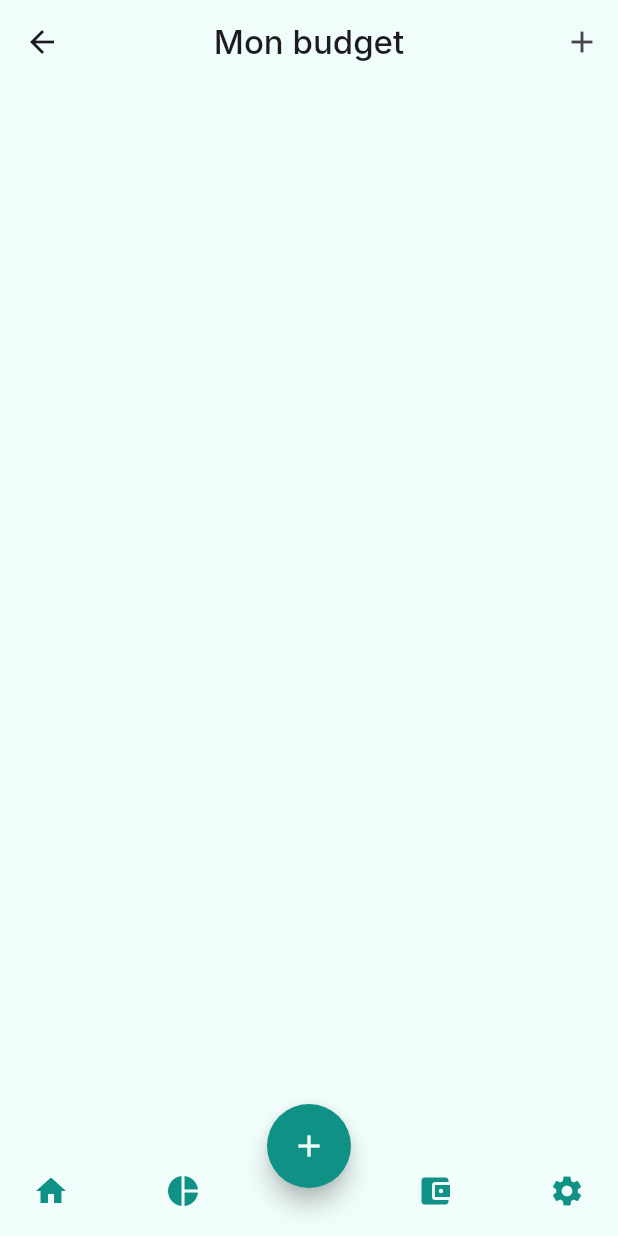
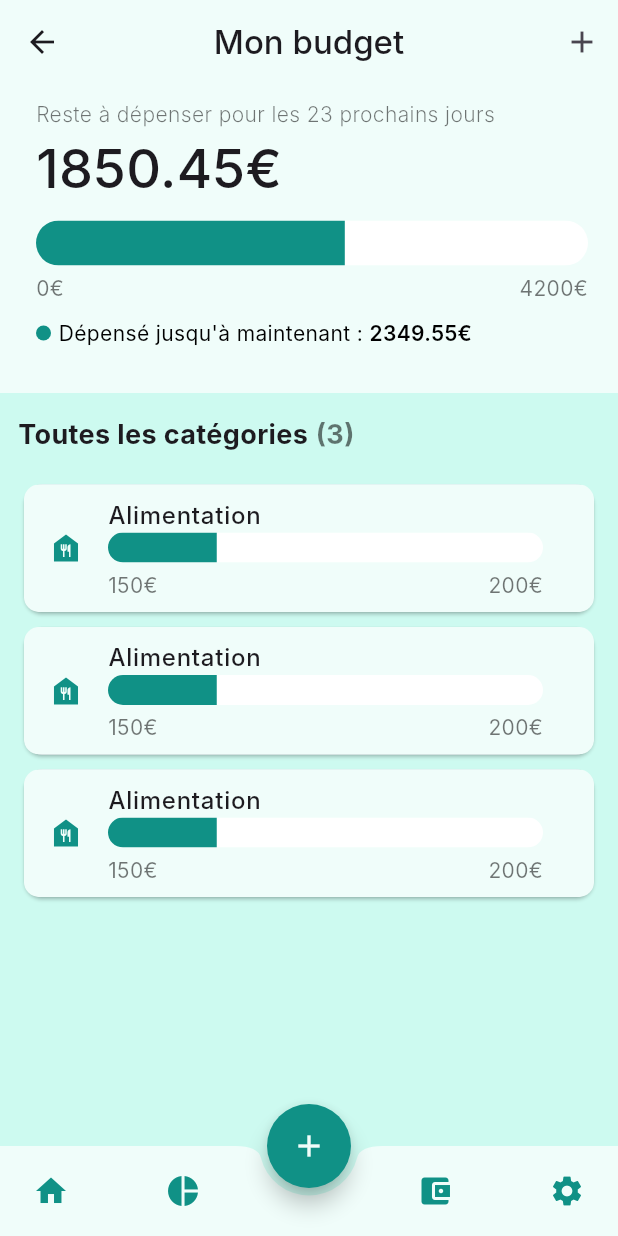
Before and after one commit to UnboringCompany/unboring_money, a Flutter app: the MyBudgetPage screen opened by its route, on a phone screen of 412 x 824 dp. Run offline on Flutter 3.47's test engine with Material 3 defaults, Android fonts, the light colour scheme and no system bars; Roboto replaces fonts that are missing (Inter).

Commit message:
feat: main ui

```diff
--- a/lib/main.dart
+++ b/lib/main.dart
@@ -64,6 +64,7 @@ class _HomePageState extends State<HomePage> {
   @override
   Widget build(BuildContext context) {
     return Scaffold(
+      extendBody: true,
       backgroundColor: const Color(0xFFF0FDFA),
       appBar: AppBar(
         scrolledUnderElevation: 0.0,
--- a/lib/screens/my_accounts.dart
+++ b/lib/screens/my_accounts.dart
@@ -12,6 +12,7 @@ class _MyAccountsPageState extends State<MyAccountsPage> {
   @override
   Widget build(BuildContext context) {
     return Scaffold(
+      extendBody: true,
       backgroundColor: const Color(0xFFF0FDFA),
       appBar: AppBar(
         scrolledUnderElevation: 0.0,
--- a/lib/screens/my_budget.dart
+++ b/lib/screens/my_budget.dart
@@ -1,4 +1,5 @@
 import 'package:flutter/material.dart';
+import 'package:unboring_money/widgets/category_list.dart';
 import 'package:unboring_money/widgets/floating_add.dart';
 import 'package:unboring_money/widgets/navbar.dart';
 
@@ -12,6 +13,7 @@ class _MyBudgetPageState extends State<MyBudgetPage> {
   @override
   Widget build(BuildContext context) {
     return Scaffold(
+      extendBody: true,
       backgroundColor: const Color(0xFFF0FDFA),
       appBar: AppBar(
         scrolledUnderElevation: 0.0,
@@ -29,9 +31,11 @@ class _MyBudgetPageState extends State<MyBudgetPage> {
           ),
         ],
       ),
-      body: Column(
+      body: const Column(
         children: [
-          // Contenu de la page
+          BudgetSection(budgetRestant: 1850.45, monthlyBudget: 4200.00),
+          SizedBox(height: 20),
+          CategoryList(),
         ],
       ),
       floatingActionButton: const FloatingAdd(),
@@ -40,3 +44,84 @@ class _MyBudgetPageState extends State<MyBudgetPage> {
     );
   }
 }
+
+// Section du budget
+class BudgetSection extends StatelessWidget {
+  final double budgetRestant;
+  final double monthlyBudget;
+
+  const BudgetSection({super.key, required this.budgetRestant, required this.monthlyBudget});
+
+  String get daysLeft {
+    final now = DateTime.now();
+    final endOfMonth = DateTime(now.year, now.month + 1, 0);
+    final daysLeft = endOfMonth.day - now.day;
+    return daysLeft.toString();
+  }
+
+  @override
+  Widget build(BuildContext context) {
+    return Container(
+      width: double.infinity,
+      padding: const EdgeInsets.only(top: 10, left: 24, right: 10, bottom: 10),
+      child: Column(
+        crossAxisAlignment: CrossAxisAlignment.start,
+        children: [
+          Text(
+            'Reste à dépenser pour les $daysLeft prochains jours',
+            style: const TextStyle(fontSize: 14, color: Colors.black54, fontWeight: FontWeight.w300),
+          ),
+          Text(
+            '${budgetRestant.toStringAsFixed(2)}€',
+            style: const TextStyle(fontSize: 36, fontWeight: FontWeight.w500),
+          ),
+          const SizedBox(height: 10),
+          // Barre de progression
+          Container(
+            padding: const EdgeInsets.only(right: 10),
+            width: double.infinity,
+            height: 30,
+            child: ClipRRect(
+              borderRadius: const BorderRadius.all(Radius.circular(20)),
+              child: LinearProgressIndicator(
+                value: (monthlyBudget-budgetRestant) / monthlyBudget,
+                valueColor: const AlwaysStoppedAnimation<Color>(Color(0xFF109186)),
+                backgroundColor: Colors.white,
+              ),
+            ),
+          ),
+          const SizedBox(height: 5),
+          Padding(
+          padding: const EdgeInsets.only(right: 10),
+            child: Row(
+              mainAxisAlignment: MainAxisAlignment.spaceBetween,
+              children: [
+              const Text('0€', style: TextStyle(fontSize: 14, color: Colors.black54)),
+              Text('${monthlyBudget.toStringAsFixed(0)}€', style: const TextStyle(fontSize: 14, color: Colors.black54)),
+              ],
+            ),
+          ),
+          const SizedBox(height: 10),
+          Row(
+            children: [
+              Container(
+                width: 10,
+                height: 10,
+                decoration: const BoxDecoration(
+                  color: Color(0xFF109186),
+                  shape: BoxShape.circle,
+                ),
+              ),
+              const SizedBox(width: 5),
+              const Text(
+                'Dépensé jusqu\'à maintenant : ',
+                style: TextStyle(fontSize: 14, color: Colors.black),
+              ),
+              Text('${(monthlyBudget-budgetRestant).toStringAsFixed(2)}€', style: const TextStyle(fontSize: 14, color: Colors.black, fontWeight: FontWeight.w600)),
+            ],
+          ),
+        ],
+      ),
+    );
+  }
+}
--- a/lib/screens/settings.dart
+++ b/lib/screens/settings.dart
@@ -12,6 +12,7 @@ class _SettingsPageState extends State<SettingsPage> {
   @override
   Widget build(BuildContext context) {
     return Scaffold(
+      extendBody: true,
       backgroundColor: const Color(0xFFF0FDFA),
       appBar: AppBar(
         scrolledUnderElevation: 0.0,
--- a/lib/screens/stats.dart
+++ b/lib/screens/stats.dart
@@ -12,6 +12,7 @@ class _StatsPageState extends State<StatsPage> {
   @override
   Widget build(BuildContext context) {
     return Scaffold(
+      extendBody: true,
       backgroundColor: const Color(0xFFF0FDFA),
       appBar: AppBar(
         scrolledUnderElevation: 0.0,
--- /dev/null
+++ b/lib/widgets/category_item.dart
@@ -0,0 +1,115 @@
+import 'package:flutter/material.dart';
+
+class CategoryItem extends StatelessWidget {
+  final String name;
+  final double limit;
+  final double spent;
+  final IconData icon;
+
+  const CategoryItem({super.key, required this.name, required this.limit, required this.spent, required this.icon});
+
+  @override
+  Widget build(BuildContext context) {
+    return Card(
+      margin: const EdgeInsets.symmetric(horizontal: 16, vertical: 5),
+      child: ListTile(
+        tileColor: const Color(0xFFF0FDFA),
+        shape: RoundedRectangleBorder(
+          borderRadius: BorderRadius.circular(10),
+        ),
+        leading: Icon(icon, color: const Color(0xFF109186)),
+        title: Text(name, style: const TextStyle(fontSize: 16, fontWeight: FontWeight.w500)),
+        subtitle: Column(
+          children: [
+            Container(
+              padding: const EdgeInsets.only(right: 10),
+              width: double.infinity,
+              height: 20,
+              child: ClipRRect(
+                borderRadius: const BorderRadius.all(Radius.circular(20)),
+                child: LinearProgressIndicator(
+                  value: (limit - spent) / limit,
+                  valueColor: const AlwaysStoppedAnimation<Color>(Color(0xFF109186)),
+                  backgroundColor: Colors.white,
+                ),
+              ),
+            ),
+            const SizedBox(height: 5),
+            Padding(
+              padding: const EdgeInsets.only(right: 10),
+              child: Row(
+                mainAxisAlignment: MainAxisAlignment.spaceBetween,
+                children: [
+                  Text('${spent.toStringAsFixed(0)}€', style: const TextStyle(fontSize: 14, color: Colors.black54)),
+                  Text('${limit.toStringAsFixed(0)}€', style: const TextStyle(fontSize: 14, color: Colors.black54)),
+                ],
+              ),
+            ),
+          ],
+        ),
+        onTap: () => _showEditDeleteDialog(context),
+      ),
+    );
+  }
+
+  void _showEditDeleteDialog(BuildContext context) {
+    final TextEditingController nameController = TextEditingController(text: name);
+    final TextEditingController limitController = TextEditingController(text: limit.toString());
+
+    showDialog(
+      context: context,
+      builder: (BuildContext context) {
+        return AlertDialog(
+          title: Text(name),
+          content: Column(
+            mainAxisSize: MainAxisSize.min,
+            children: <Widget>[
+              TextField(
+                decoration: const InputDecoration(labelText: 'Nom de la catégorie'),
+                controller: nameController,
+              ),
+              TextField(
+                decoration: const InputDecoration(labelText: 'Limite'),
+                controller: limitController,
+                keyboardType: TextInputType.number,
+              ),
+            ],
+          ),
+          actions: <Widget>[
+            TextButton(
+              onPressed: () {
+                // Sauvegardez les modifications ici
+                Navigator.of(context).pop();
+                _editCategory(context, nameController.text, double.parse(limitController.text));
+              },
+              child: const Text('Sauvegarder'),
+            ),
+            TextButton(
+              onPressed: () {
+                Navigator.of(context).pop();
+                _deleteCategory(context);
+              },
+              child: const Text('Supprimer'),
+            ),
+            TextButton(
+              onPressed: () {
+                Navigator.of(context).pop();
+              },
+              child: const Text('Annuler'),
+            ),
+          ],
+        );
+      },
+    );
+  }
+
+  void _editCategory(BuildContext context, String newName, double newLimit) {
+    // Implémentez la logique pour éditer la catégorie ici
+    print('Catégorie modifiée : $newName, Limite : $newLimit');
+  }
+
+  void _deleteCategory(BuildContext context) {
+    // Implémentez la logique pour supprimer la catégorie ici
+    print('Catégorie supprimée : $name');
+  }
+}
--- /dev/null
+++ b/lib/widgets/category_list.dart
@@ -0,0 +1,54 @@
+import 'package:flutter/material.dart';
+import 'package:unboring_money/widgets/category_item.dart';
+
+class CategoryList extends StatefulWidget {
+
+  const CategoryList({super.key});
+
+  @override
+  // ignore: library_private_types_in_public_api
+  _CategoryListState createState() => _CategoryListState();
+}
+
+class _CategoryListState extends State<CategoryList> {
+  bool showUpcomingTransactions = false;
+
+  @override
+  Widget build(BuildContext context) {
+
+    return Expanded(
+      child: Container(
+        color: const Color(0xFFCDFAF0),
+        child: Column(
+          children: [
+            const SizedBox(height: 15),
+            const Padding(
+              padding: EdgeInsets.only(left: 12),
+              child: Row(
+                children: [
+                Text("Toutes les catégories", style: TextStyle(fontSize: 18, fontWeight: FontWeight.w700)),
+                SizedBox(width: 5),
+                Text("(3)", style: TextStyle(fontSize: 18, fontWeight: FontWeight.w700, color: Colors.black54)),
+                ],
+              ),
+            ),
+            const SizedBox(height: 15),
+            Expanded(
+              child: ListView.builder(
+                itemCount: [1,2,3].length,
+                itemBuilder: (context, index) {
+                  return const CategoryItem(
+                    name: "Alimentation",
+                    limit: 200,
+                    spent: 150,
+                    icon: Icons.food_bank
+                  );
+                },
+              ),
+            ),
+          ],
+        ),
+      ),
+    );
+  }
+}
```
